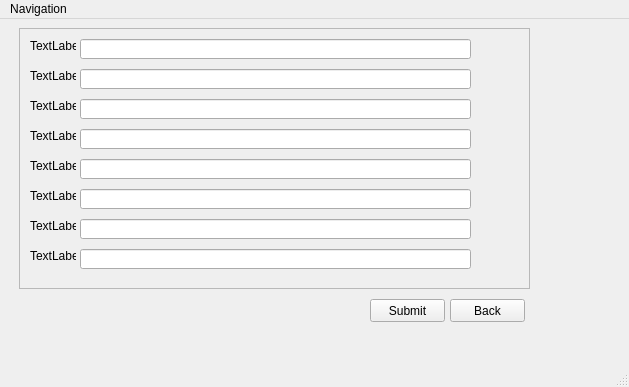
This is Code/Admin Landing.ui in SDSMT-CSC464-F15/dancesoft as Qt 5 draws it before an edit. The edited form follows.
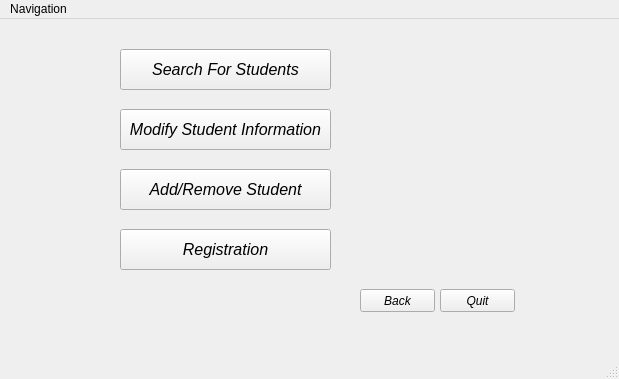
This is the edited form. The open tabs and pages were chosen to show the change.

Commit message:
Some updates to admin teacher landing
updated: update_teacher, admin_landing,
Fixed assign teacher dialog bug
New page: Add_teacher (incomplete)

```diff
--- a/Code/Admin Landing.ui
+++ b/Code/Admin Landing.ui
@@ -6,8 +6,8 @@
    <rect>
     <x>0</x>
     <y>0</y>
-    <width>629</width>
-    <height>387</height>
+    <width>619</width>
+    <height>379</height>
    </rect>
   </property>
   <property name="windowTitle">
@@ -615,397 +615,6 @@
       </property>
      </widget>
     </widget>
-    <widget class="QWidget" name="page">
-     <widget class="QPushButton" name="Teacher_search_back_btn">
-      <property name="geometry">
-       <rect>
-        <x>460</x>
-        <y>290</y>
-        <width>75</width>
-        <height>23</height>
-       </rect>
-      </property>
-      <property name="font">
-       <font>
-        <family>Arial</family>
-        <italic>true</italic>
-       </font>
-      </property>
-      <property name="text">
-       <string>Back</string>
-      </property>
-     </widget>
-     <widget class="QLineEdit" name="Search_lineEdit">
-      <property name="geometry">
-       <rect>
-        <x>100</x>
-        <y>10</y>
-        <width>221</width>
-        <height>21</height>
-       </rect>
-      </property>
-     </widget>
-     <widget class="QTableView" name="Teacher_view">
-      <property name="geometry">
-       <rect>
-        <x>0</x>
-        <y>40</y>
-        <width>541</width>
-        <height>241</height>
-       </rect>
-      </property>
-     </widget>
-     <widget class="QLabel" name="label">
-      <property name="geometry">
-       <rect>
-        <x>0</x>
-        <y>10</y>
-        <width>121</width>
-        <height>21</height>
-       </rect>
-      </property>
-      <property name="text">
-       <string>Enter Teacher Name</string>
-      </property>
-     </widget>
-     <widget class="QPushButton" name="Search_btn">
-      <property name="geometry">
-       <rect>
-        <x>330</x>
-        <y>10</y>
-        <width>101</width>
-        <height>23</height>
-       </rect>
-      </property>
-      <property name="text">
-       <string>Search</string>
-      </property>
-     </widget>
-     <widget class="QPushButton" name="Adv_search_btn">
-      <property name="geometry">
-       <rect>
-        <x>440</x>
-        <y>10</y>
-        <width>101</width>
-        <height>23</height>
-       </rect>
-      </property>
-      <property name="text">
-       <string>Advanced Search</string>
-      </property>
-     </widget>
-    </widget>
-    <widget class="QWidget" name="page_2"/>
-    <widget class="QWidget" name="page_3">
-     <widget class="QLabel" name="label_2">
-      <property name="geometry">
-       <rect>
-        <x>20</x>
-        <y>60</y>
-        <width>71</width>
-        <height>16</height>
-       </rect>
-      </property>
-      <property name="text">
-       <string>Select Class</string>
-      </property>
-     </widget>
-     <widget class="QComboBox" name="comboBox_2">
-      <property name="geometry">
-       <rect>
-        <x>100</x>
-        <y>60</y>
-        <width>241</width>
-        <height>22</height>
-       </rect>
-      </property>
-     </widget>
-     <widget class="QLabel" name="label_3">
-      <property name="geometry">
-       <rect>
-        <x>20</x>
-        <y>120</y>
-        <width>71</width>
-        <height>16</height>
-       </rect>
-      </property>
-      <property name="text">
-       <string>Select Teacher</string>
-      </property>
-     </widget>
-     <widget class="QComboBox" name="comboBox_3">
-      <property name="geometry">
-       <rect>
-        <x>100</x>
-        <y>120</y>
-        <width>241</width>
-        <height>22</height>
-       </rect>
-      </property>
-     </widget>
-     <widget class="QPushButton" name="pushButton_3">
-      <property name="geometry">
-       <rect>
-        <x>120</x>
-        <y>180</y>
-        <width>201</width>
-        <height>21</height>
-       </rect>
-      </property>
-      <property name="text">
-       <string>Submit</string>
-      </property>
-     </widget>
-     <widget class="QPushButton" name="pushButton_4">
-      <property name="geometry">
-       <rect>
-        <x>430</x>
-        <y>280</y>
-        <width>75</width>
-        <height>23</height>
-       </rect>
-      </property>
-      <property name="text">
-       <string>Back</string>
-      </property>
-     </widget>
-    </widget>
-    <widget class="QWidget" name="page_4">
-     <widget class="QPushButton" name="pushButton_5">
-      <property name="geometry">
-       <rect>
-        <x>360</x>
-        <y>280</y>
-        <width>75</width>
-        <height>23</height>
-       </rect>
-      </property>
-      <property name="text">
-       <string>Submit</string>
-      </property>
-     </widget>
-     <widget class="QPushButton" name="pushButton_6">
-      <property name="geometry">
-       <rect>
-        <x>440</x>
-        <y>280</y>
-        <width>75</width>
-        <height>23</height>
-       </rect>
-      </property>
-      <property name="text">
-       <string>Back</string>
-      </property>
-     </widget>
-     <widget class="QScrollArea" name="scrollArea">
-      <property name="geometry">
-       <rect>
-        <x>9</x>
-        <y>9</y>
-        <width>511</width>
-        <height>261</height>
-       </rect>
-      </property>
-      <property name="widgetResizable">
-       <bool>true</bool>
-      </property>
-      <widget class="QWidget" name="scrollAreaWidgetContents">
-       <property name="geometry">
-        <rect>
-         <x>0</x>
-         <y>0</y>
-         <width>509</width>
-         <height>259</height>
-        </rect>
-       </property>
-       <widget class="QLabel" name="label_6">
-        <property name="geometry">
-         <rect>
-          <x>10</x>
-          <y>70</y>
-          <width>46</width>
-          <height>13</height>
-         </rect>
-        </property>
-        <property name="text">
-         <string>TextLabel</string>
-        </property>
-       </widget>
-       <widget class="QLabel" name="label_10">
-        <property name="geometry">
-         <rect>
-          <x>10</x>
-          <y>190</y>
-          <width>46</width>
-          <height>13</height>
-         </rect>
-        </property>
-        <property name="text">
-         <string>TextLabel</string>
-        </property>
-       </widget>
-       <widget class="QLineEdit" name="lineEdit_2">
-        <property name="geometry">
-         <rect>
-          <x>60</x>
-          <y>10</y>
-          <width>391</width>
-          <height>20</height>
-         </rect>
-        </property>
-       </widget>
-       <widget class="QLineEdit" name="lineEdit_7">
-        <property name="geometry">
-         <rect>
-          <x>60</x>
-          <y>160</y>
-          <width>391</width>
-          <height>20</height>
-         </rect>
-        </property>
-       </widget>
-       <widget class="QLabel" name="label_4">
-        <property name="geometry">
-         <rect>
-          <x>10</x>
-          <y>10</y>
-          <width>46</width>
-          <height>13</height>
-         </rect>
-        </property>
-        <property name="text">
-         <string>TextLabel</string>
-        </property>
-       </widget>
-       <widget class="QLineEdit" name="lineEdit_3">
-        <property name="geometry">
-         <rect>
-          <x>60</x>
-          <y>40</y>
-          <width>391</width>
-          <height>20</height>
-         </rect>
-        </property>
-       </widget>
-       <widget class="QLabel" name="label_7">
-        <property name="geometry">
-         <rect>
-          <x>10</x>
-          <y>100</y>
-          <width>46</width>
-          <height>13</height>
-         </rect>
-        </property>
-        <property name="text">
-         <string>TextLabel</string>
-        </property>
-       </widget>
-       <widget class="QLabel" name="label_9">
-        <property name="geometry">
-         <rect>
-          <x>10</x>
-          <y>160</y>
-          <width>46</width>
-          <height>13</height>
-         </rect>
-        </property>
-        <property name="text">
-         <string>TextLabel</string>
-        </property>
-       </widget>
-       <widget class="QLineEdit" name="lineEdit_8">
-        <property name="geometry">
-         <rect>
-          <x>60</x>
-          <y>190</y>
-          <width>391</width>
-          <height>20</height>
-         </rect>
-        </property>
-       </widget>
-       <widget class="QLabel" name="label_5">
-        <property name="geometry">
-         <rect>
-          <x>10</x>
-          <y>40</y>
-          <width>46</width>
-          <height>13</height>
-         </rect>
-        </property>
-        <property name="text">
-         <string>TextLabel</string>
-        </property>
-       </widget>
-       <widget class="QLabel" name="label_8">
-        <property name="geometry">
-         <rect>
-          <x>10</x>
-          <y>130</y>
-          <width>46</width>
-          <height>13</height>
-         </rect>
-        </property>
-        <property name="text">
-         <string>TextLabel</string>
-        </property>
-       </widget>
-       <widget class="QLineEdit" name="lineEdit_5">
-        <property name="geometry">
-         <rect>
-          <x>60</x>
-          <y>100</y>
-          <width>391</width>
-          <height>20</height>
-         </rect>
-        </property>
-       </widget>
-       <widget class="QLineEdit" name="lineEdit_4">
-        <property name="geometry">
-         <rect>
-          <x>60</x>
-          <y>70</y>
-          <width>391</width>
-          <height>20</height>
-         </rect>
-        </property>
-       </widget>
-       <widget class="QLineEdit" name="lineEdit_6">
-        <property name="geometry">
-         <rect>
-          <x>60</x>
-          <y>130</y>
-          <width>391</width>
-          <height>20</height>
-         </rect>
-        </property>
-       </widget>
-       <widget class="QLabel" name="label_11">
-        <property name="geometry">
-         <rect>
-          <x>10</x>
-          <y>220</y>
-          <width>46</width>
-          <height>13</height>
-         </rect>
-        </property>
-        <property name="text">
-         <string>TextLabel</string>
-        </property>
-       </widget>
-       <widget class="QLineEdit" name="lineEdit_9">
-        <property name="geometry">
-         <rect>
-          <x>60</x>
-          <y>220</y>
-          <width>391</width>
-          <height>20</height>
-         </rect>
-        </property>
-       </widget>
-      </widget>
-     </widget>
-    </widget>
-    <widget class="QWidget" name="page_5"/>
    </widget>
   </widget>
   <widget class="QMenuBar" name="Admin_menubar">
@@ -1013,7 +622,7 @@
     <rect>
      <x>0</x>
      <y>0</y>
-     <width>629</width>
+     <width>619</width>
      <height>21</height>
     </rect>
    </property>
```
Left out of the diff: 2 changed lines with no effect on the pictures. The commit also changes 11 other files.
